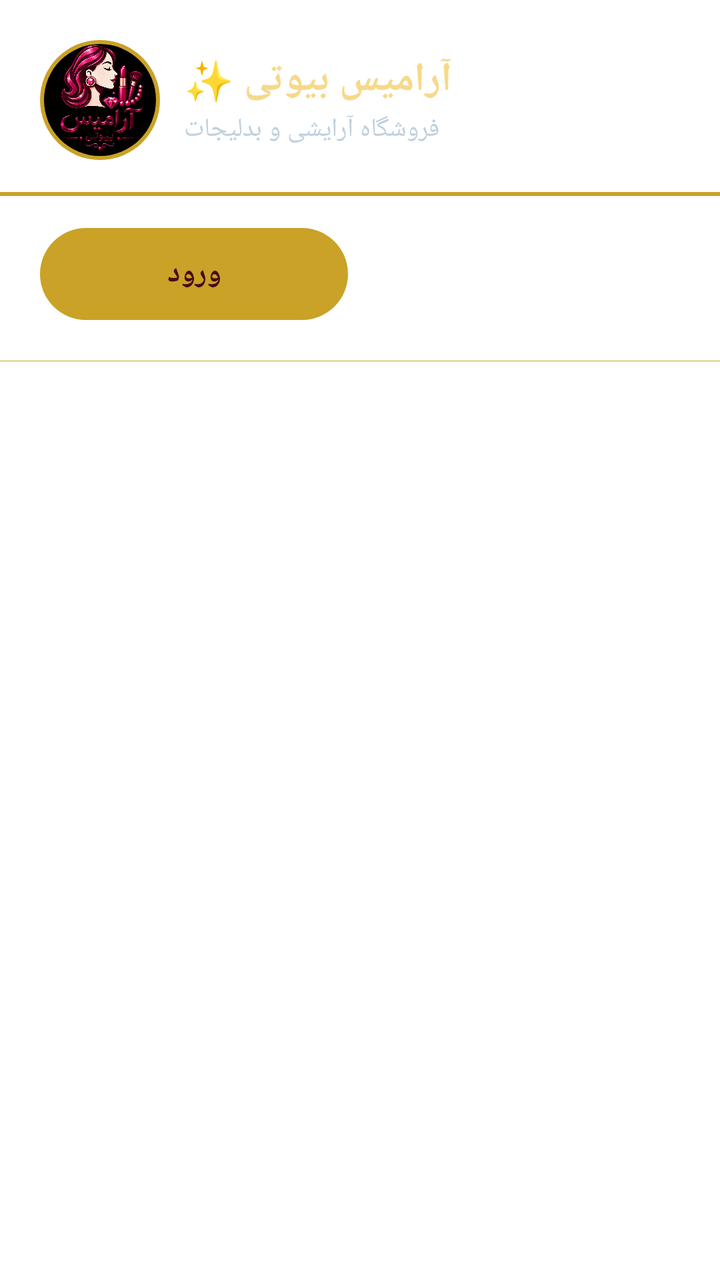
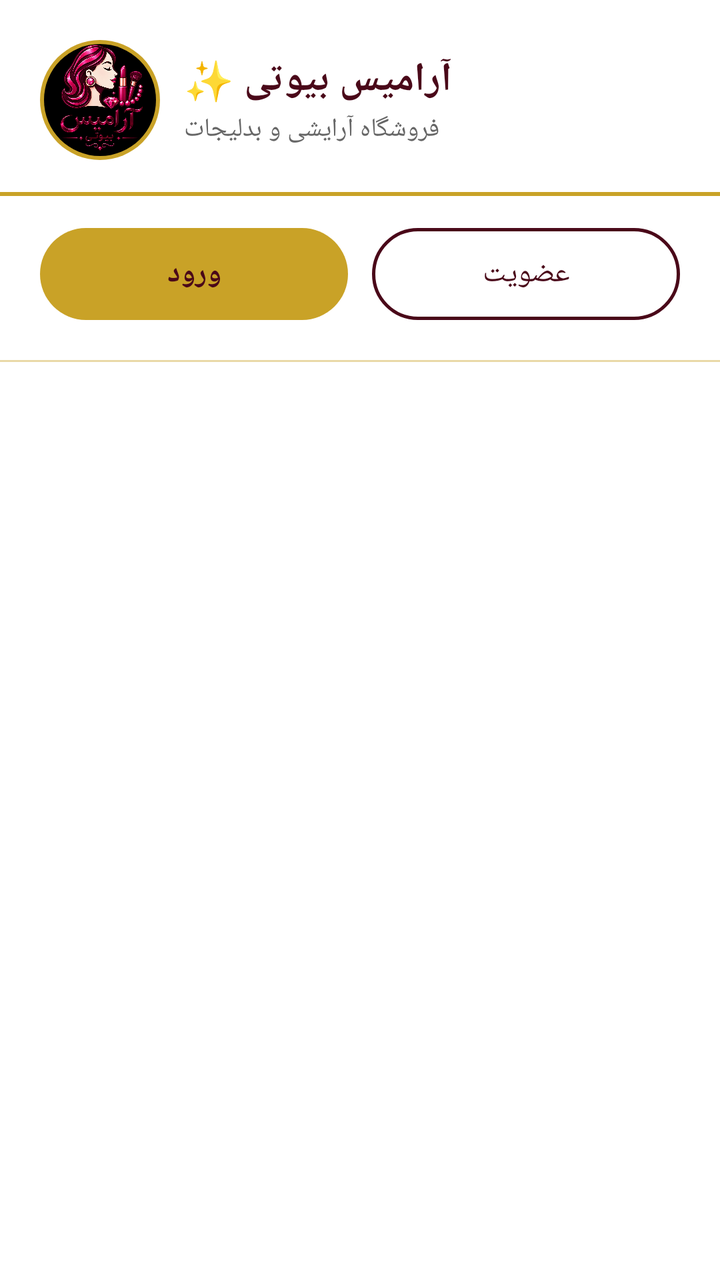

An Android layout rendered at two revisions. The XML below is the earlier revision; the diff shows what the commit changed to produce the second picture.
<!-- AndroidManifest.xml: application theme Theme.AramisBeauty -->
<!-- res/layout/nav_header_main.xml -->
<?xml version="1.0" encoding="utf-8"?>
<LinearLayout xmlns:android="http://schemas.android.com/apk/res/android"
    xmlns:app="http://schemas.android.com/apk/res-auto"
    android:layout_width="match_parent"
    android:layout_height="wrap_content"
    android:orientation="vertical"
    android:paddingTop="20dp">

    <LinearLayout
        android:layout_width="match_parent"
        android:layout_height="wrap_content"
        android:gravity="center_vertical"
        android:orientation="horizontal"
        android:paddingStart="20dp"
        android:paddingEnd="20dp">

        
        <FrameLayout
            android:layout_width="60dp"
            android:layout_height="60dp"
            android:background="@drawable/circle_gold"
            android:padding="2dp">

            <ImageView
                android:layout_width="match_parent"
                android:layout_height="match_parent"
                android:background="@drawable/circle_gold"
                android:clipToOutline="true"
                android:contentDescription="@string/app_name"
                android:scaleType="centerCrop"
                android:src="@drawable/logo_new" />
        </FrameLayout>

        <LinearLayout
            android:layout_width="wrap_content"
            android:layout_height="wrap_content"
            android:layout_marginStart="12dp"
            android:orientation="vertical">

            <TextView
                android:layout_width="wrap_content"
                android:layout_height="wrap_content"
                android:text="آرامیس بیوتی ✨"
                android:textColor="@color/glass_gold_light"
                android:textSize="20sp"
                android:textStyle="bold" />

            <TextView
                android:layout_width="wrap_content"
                android:layout_height="wrap_content"
                android:layout_marginTop="2dp"
                android:text="فروشگاه آرایشی و بدلیجات"
                android:textColor="#BFD0DE"
                android:textSize="13sp" />
        </LinearLayout>
    </LinearLayout>

    <View
        android:layout_width="match_parent"
        android:layout_height="2dp"
        android:layout_marginTop="16dp"
        android:background="@color/gold" />

    <LinearLayout
        android:id="@+id/auth_buttons_row"
        android:layout_width="match_parent"
        android:layout_height="wrap_content"
        android:layout_marginTop="16dp"
        android:orientation="horizontal"
        android:paddingStart="20dp"
        android:paddingEnd="20dp"
        android:paddingBottom="20dp">

        <Button
            android:id="@+id/btn_login"
            android:layout_width="0dp"
            android:layout_height="46dp"
            android:layout_marginEnd="6dp"
            android:layout_weight="1"
            android:background="@drawable/btn_gold_pill"
            android:text="@string/login"
            android:textColor="@color/burgundy_dark"
            android:textSize="15sp"
            android:textStyle="bold"
            app:backgroundTint="@null" />

        <Button
            android:id="@+id/btn_register"
            android:layout_width="0dp"
            android:layout_height="46dp"
            android:layout_marginStart="6dp"
            android:layout_weight="1"
            android:background="@drawable/btn_outline_white_pill"
            android:text="@string/register"
            android:textColor="@color/white"
            android:textSize="15sp"
            app:backgroundTint="@null" />

    </LinearLayout>

    <Button
        android:id="@+id/btn_profile"
        android:layout_width="match_parent"
        android:layout_height="46dp"
        android:layout_marginStart="20dp"
        android:layout_marginTop="16dp"
        android:layout_marginEnd="20dp"
        android:layout_marginBottom="20dp"
        android:background="@drawable/btn_gold_pill"
        android:text="👤 مشاهده پروفایل"
        android:textColor="@color/burgundy_dark"
        android:textSize="15sp"
        android:textStyle="bold"
        android:visibility="gone"
        app:backgroundTint="@null" />

    <View
        android:layout_width="match_parent"
        android:layout_height="1dp"
        android:alpha="0.4"
        android:background="@color/gold" />

</LinearLayout>
<!-- resources referenced by this layout -->
<resources>
  <color name="burgundy_dark">#4A0819</color>
  <color name="glass_gold_light">#F6D98A</color>
  <color name="gold">#C9A227</color>
  <color name="white">#FFFFFF</color>
  <!-- drawable btn_gold_pill (drawable) -->
  <?xml version="1.0" encoding="utf-8"?>
  <shape xmlns:android="http://schemas.android.com/apk/res/android"
      android:shape="rectangle">
      <solid android:color="@color/gold" />
      <corners android:radius="24dp" />
  </shape>
  <!-- drawable btn_outline_white_pill (drawable) -->
  <?xml version="1.0" encoding="utf-8"?>
  <shape xmlns:android="http://schemas.android.com/apk/res/android"
      android:shape="rectangle">
      <solid android:color="#00000000" />
      <stroke
          android:width="1.5dp"
          android:color="@color/white" />
      <corners android:radius="24dp" />
  </shape>
  <!-- drawable circle_gold (drawable) -->
  <?xml version="1.0" encoding="utf-8"?>
  <shape xmlns:android="http://schemas.android.com/apk/res/android"
      android:shape="oval">
      <solid android:color="@color/gold" />
  </shape>
  <!-- drawable logo_new: jpg bitmap (drawable, 149170 bytes) -->
  <string name="app_name">آرامیس بیوتی</string>
  <string name="login">ورود</string>
  <string name="register">عضویت</string>
  <style name="Theme.AramisBeauty" parent="Theme.Material3.DayNight.NoActionBar">
          <item name="colorPrimary">@color/burgundy</item>
          <item name="colorPrimaryDark">@color/burgundy_dark</item>
          <item name="colorOnPrimary">@color/white</item>
          <item name="colorSecondary">@color/gold</item>
          <item name="android:windowBackground">@color/white</item>
          <item name="colorSurface">@color/white</item>
      </style>
  <color name="burgundy">#6E0B28</color>
</resources>

<!-- the commit's change to res/layout/nav_header_main.xml (unified diff, before → after) -->
@@ -41,7 +41,7 @@
                 android:layout_width="wrap_content"
                 android:layout_height="wrap_content"
                 android:text="آرامیس بیوتی ✨"
-                android:textColor="@color/glass_gold_light"
+                android:textColor="@color/burgundy_dark"
                 android:textSize="20sp"
                 android:textStyle="bold" />
 
@@ -50,7 +50,7 @@
                 android:layout_height="wrap_content"
                 android:layout_marginTop="2dp"
                 android:text="فروشگاه آرایشی و بدلیجات"
-                android:textColor="#BFD0DE"
+                android:textColor="@color/gray_text"
                 android:textSize="13sp" />
         </LinearLayout>
     </LinearLayout>
@@ -90,9 +90,9 @@
             android:layout_height="46dp"
             android:layout_marginStart="6dp"
             android:layout_weight="1"
-            android:background="@drawable/btn_outline_white_pill"
+            android:background="@drawable/btn_outline_dark_pill"
             android:text="@string/register"
-            android:textColor="@color/white"
+            android:textColor="@color/burgundy_dark"
             android:textSize="15sp"
             app:backgroundTint="@null" />
 
<!-- resource entries referenced after the edit -->
@@ -1,8 +1,8 @@
 <!-- resources referenced by this layout -->
 <resources>
   <color name="burgundy_dark">#4A0819</color>
-  <color name="glass_gold_light">#F6D98A</color>
   <color name="gold">#C9A227</color>
+  <color name="gray_text">#666666</color>
   <color name="white">#FFFFFF</color>
   <!-- drawable btn_gold_pill (drawable) -->
   <?xml version="1.0" encoding="utf-8"?>
@@ -11,14 +11,14 @@
       <solid android:color="@color/gold" />
       <corners android:radius="24dp" />
   </shape>
-  <!-- drawable btn_outline_white_pill (drawable) -->
+  <!-- drawable btn_outline_dark_pill (drawable) -->
   <?xml version="1.0" encoding="utf-8"?>
   <shape xmlns:android="http://schemas.android.com/apk/res/android"
       android:shape="rectangle">
       <solid android:color="#00000000" />
       <stroke
           android:width="1.5dp"
-          android:color="@color/white" />
+          android:color="@color/burgundy_dark" />
       <corners android:radius="24dp" />
   </shape>
   <!-- drawable circle_gold (drawable) -->
